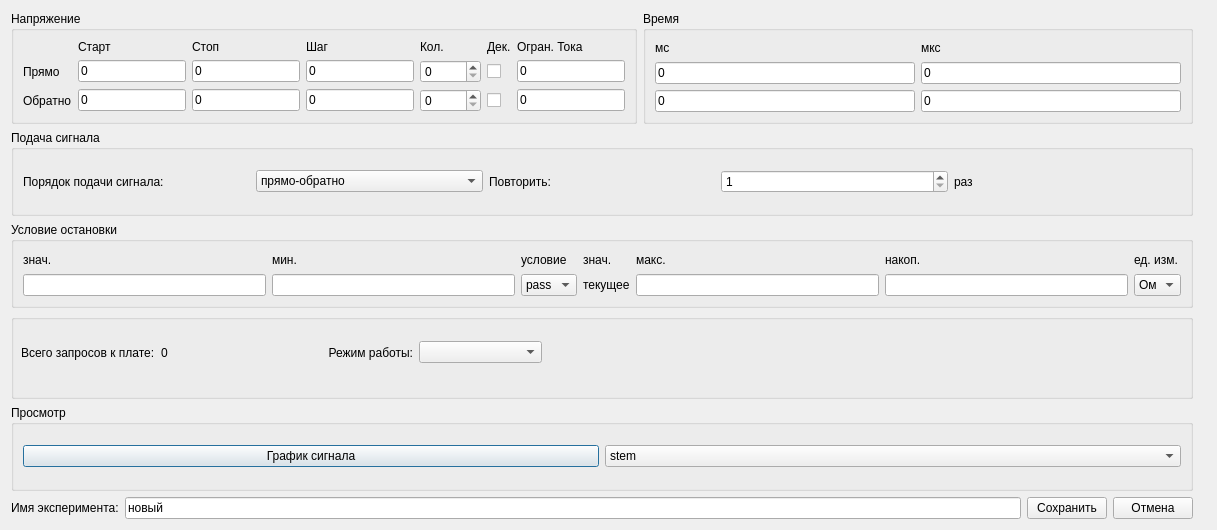
Qt form gui/uies/signal.ui (neurocomputer/MemriBoard) before a commit.
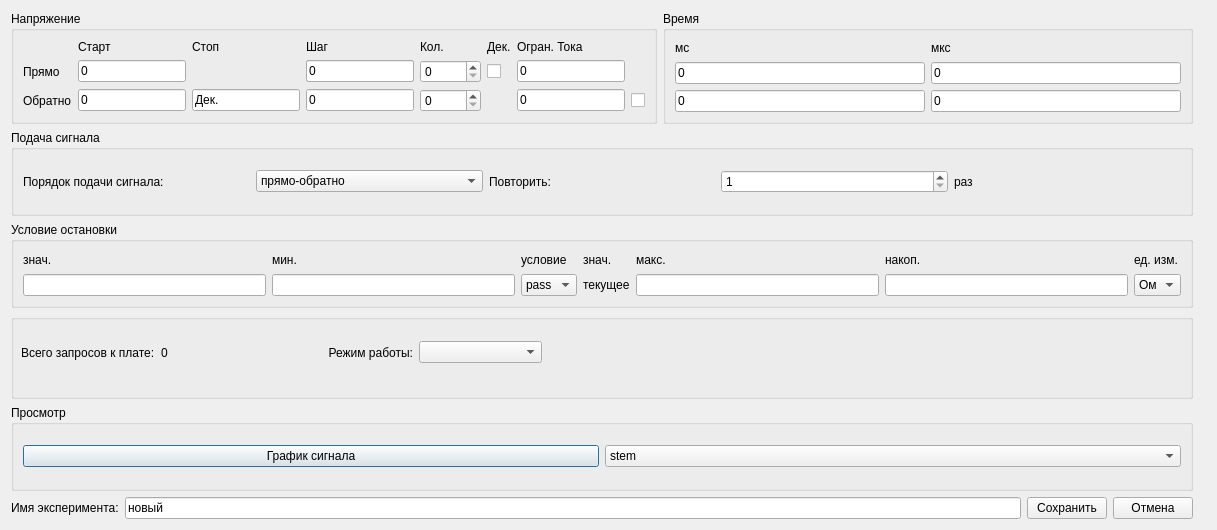
The same form after that commit. Icons and pictures are not drawn.

Commit message: added comboBoxes instead of custom qlineedits

The edit to the form file:
```diff
--- a/gui/uies/signal.ui
+++ b/gui/uies/signal.ui
@@ -79,7 +79,7 @@
                   </property>
                  </widget>
                 </item>
-                <item row="2" column="2">
+                <item row="2" column="3">
                  <widget class="QLineEdit" name="forward_stop">
                   <property name="text">
                    <string>0</string>
@@ -110,7 +110,7 @@
                 <item row="3" column="2">
                  <widget class="QLineEdit" name="backward_stop">
                   <property name="text">
-                   <string>0</string>
+                   <string>Дек.</string>
                   </property>
                  </widget>
                 </item>
@@ -121,7 +121,7 @@
                   </property>
                  </widget>
                 </item>
-                <item row="3" column="5">
+                <item row="3" column="8">
                  <widget class="QCheckBox" name="backward_dec">
                   <property name="text">
                    <string/>
```
The commit also changes 1 other file.
